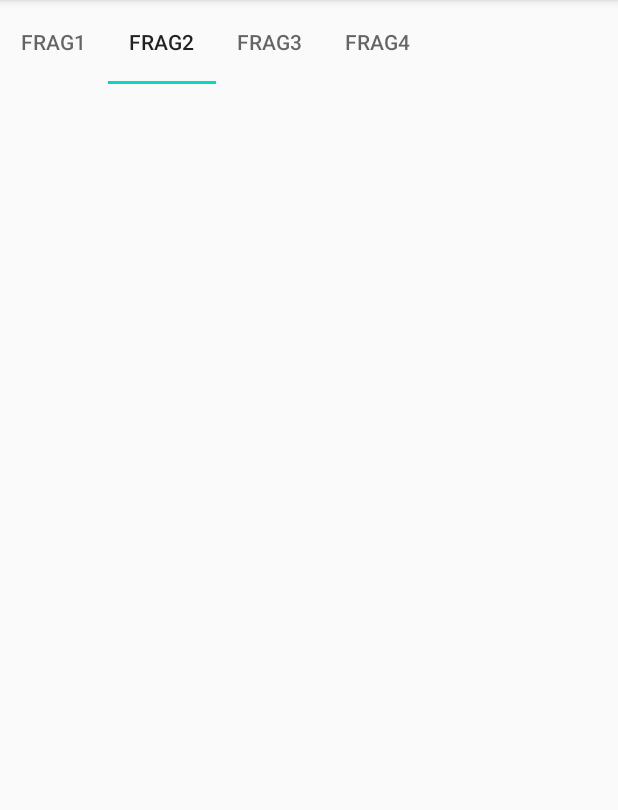
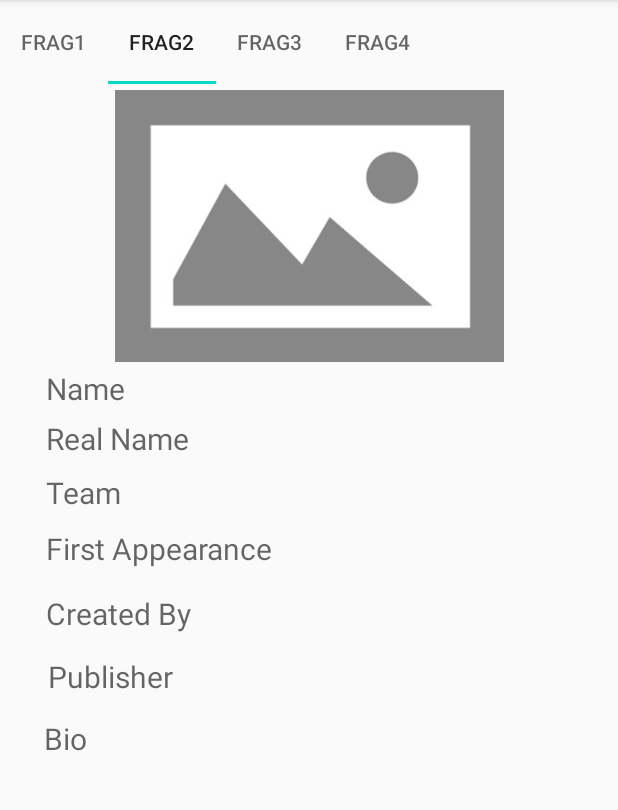
Before and after one commit to ut-usmantahir/FragmentsViewPager, an Android app: the screen it shows after launch (MainActivity), tab 2 chosen, on a phone screen of 412 x 824 dp, the part 84-894 px from its top. Run offline under Robolectric (Android 15) with nearby library versions, the phone set to English and light mode, and no system bars; our stand-ins replace data binding; network calls fail; pictures from the network do not load; 1 statement that could not run was skipped.

Commit message:
setValues to other fragment via interfaces

```diff
--- a/app/src/main/java/com/example/fragmentsviewpager/MainActivity.kt
+++ b/app/src/main/java/com/example/fragmentsviewpager/MainActivity.kt
@@ -1,7 +1,10 @@
 package com.example.fragmentsviewpager
 
+import android.annotation.SuppressLint
 import androidx.appcompat.app.AppCompatActivity
 import android.os.Bundle
+import android.util.Log
+import android.widget.Toast
 import androidx.fragment.app.Fragment
 import androidx.fragment.app.FragmentManager
 import androidx.fragment.app.FragmentPagerAdapter
@@ -9,18 +12,24 @@ import com.example.fragmentsviewpager.fragment.FragmentFour
 import com.example.fragmentsviewpager.fragment.FragmentOne
 import com.example.fragmentsviewpager.fragment.FragmentThree
 import com.example.fragmentsviewpager.fragment.FragmentTwo
+import com.example.fragmentsviewpager.listener.MovieFragmentOneHandler
+import com.example.fragmentsviewpager.model.Movie
 //import com.example.fragmentsviewpager.databinding.ActivityMainBinding
 import kotlinx.android.synthetic.main.activity_main.*
 import java.util.ArrayList
 
-class MainActivity : AppCompatActivity() {
+class MainActivity : AppCompatActivity(), MovieFragmentOneHandler{
+
+    lateinit var fragmentTwo: FragmentTwo
+
     override fun onCreate(savedInstanceState: Bundle?) {
         super.onCreate(savedInstanceState)
         setContentView(R.layout.activity_main)
 
         val viewPagerAdapter = MyViewPagerAdapter(supportFragmentManager)
-        viewPagerAdapter.addFragment(FragmentOne(),"Frag1")
-        viewPagerAdapter.addFragment(FragmentTwo(),"Frag2")
+        viewPagerAdapter.addFragment(FragmentOne(this),"Frag1")
+        fragmentTwo = FragmentTwo()
+        viewPagerAdapter.addFragment(fragmentTwo,"Frag2")
         viewPagerAdapter.addFragment(FragmentThree(),"Frag3")
         viewPagerAdapter.addFragment(FragmentFour(),"Frag4")
 
@@ -50,5 +59,21 @@ class MainActivity : AppCompatActivity() {
             return titleList[position]
         }
 
+
     }
+
+
+    override fun onMovieAdapter(position: Int, movie: Movie) {
+        Toast.makeText(this, "moviefragment $position" + movie.toString(), Toast.LENGTH_SHORT).show()
+        Log.d("MovieFragment", movie.toString())
+
+        tabs.getTabAt(1)?.select()
+            fragmentTwo.setValues(movie)
+
+
+    }
+
+
+
+
 }
--- a/app/src/main/java/com/example/fragmentsviewpager/Test.kt
+++ b/app/src/main/java/com/example/fragmentsviewpager/Test.kt
@@ -3,13 +3,13 @@ package com.example.fragmentsviewpager
 import androidx.appcompat.app.AppCompatActivity
 import android.os.Bundle
 import com.bumptech.glide.Glide
-import kotlinx.android.synthetic.main.fragment_one_preview.*
+import kotlinx.android.synthetic.main.fragment_two.*
 
 class Test : AppCompatActivity() {
 
     override fun onCreate(savedInstanceState: Bundle?) {
         super.onCreate(savedInstanceState)
-        setContentView(R.layout.fragment_one_preview)
+        setContentView(R.layout.fragment_two)
 
         var intent = intent.extras
 
--- a/app/src/main/java/com/example/fragmentsviewpager/adapter/MyMovieAdapter.kt
+++ b/app/src/main/java/com/example/fragmentsviewpager/adapter/MyMovieAdapter.kt
@@ -56,7 +56,7 @@ class MyMovieAdapter(private val context: Context, private val movieList: Mutabl
 
 //            Toast.makeText(context, "clicked", Toast.LENGTH_SHORT).show()
 
-            listener?.onMovieClicked(position)
+            listener?.onMovieClicked(position,movieList[position])
 
 /*
            val intent = Intent(this.context, FragmentMovie::class.java)
--- a/app/src/main/java/com/example/fragmentsviewpager/fragment/FragmentMovie.kt
+++ b/app/src/main/java/com/example/fragmentsviewpager/fragment/FragmentMovie.kt
@@ -5,10 +5,7 @@ import android.view.LayoutInflater
 import android.view.View
 import android.view.ViewGroup
 import androidx.fragment.app.Fragment
-import com.bumptech.glide.Glide
 import com.example.fragmentsviewpager.R
-import com.example.fragmentsviewpager.listener.MovieRecyclerClickListener
-import kotlinx.android.synthetic.main.fragment_one_preview.*
 
 class FragmentMovie : Fragment() {
 
@@ -19,7 +16,7 @@ class FragmentMovie : Fragment() {
         savedInstanceState: Bundle?
     ): View? {
 
-        val view = inflater.inflate(R.layout.fragment_one_preview, container, false)
+        val view = inflater.inflate(R.layout.fragment_two, container, false)
 
         /*var bundle = Bundle()
 
--- a/app/src/main/java/com/example/fragmentsviewpager/fragment/FragmentOne.kt
+++ b/app/src/main/java/com/example/fragmentsviewpager/fragment/FragmentOne.kt
@@ -8,10 +8,13 @@ import android.view.View
 import android.view.ViewGroup
 import android.widget.Toast
 import androidx.databinding.DataBindingUtil
+import androidx.fragment.app.FragmentTransaction
 import androidx.recyclerview.widget.LinearLayoutManager
+import com.example.fragmentsviewpager.MainActivity
 import com.example.fragmentsviewpager.adapter.MyMovieAdapter
 import com.example.fragmentsviewpager.databinding.FragmentOneBinding
 import com.example.fragmentsviewpager.R
+import com.example.fragmentsviewpager.listener.MovieFragmentOneHandler
 import com.example.fragmentsviewpager.listener.MovieRecyclerClickListener
 import com.example.fragmentsviewpager.model.Movie
 import com.example.fragmentsviewpager.network.MoviesApi
@@ -23,7 +26,7 @@ import kotlinx.coroutines.launch
 /**
  * A simple [Fragment] subclass.
  */
-class FragmentOne : Fragment(),  MovieRecyclerClickListener{
+class FragmentOne(val ilistener: MovieFragmentOneHandler) : Fragment(),  MovieRecyclerClickListener{
 
     private lateinit var fragBinding: FragmentOneBinding
 
@@ -56,6 +59,7 @@ class FragmentOne : Fragment(),  MovieRecyclerClickListener{
 
                 adapterMyMovie.listener = this@FragmentOne
 
+
                 fragBinding.recyclerMovieList.adapter = adapterMyMovie
             }
 
@@ -66,7 +70,11 @@ class FragmentOne : Fragment(),  MovieRecyclerClickListener{
         //binding.cameraPreview
     }
 
-    override fun onMovieClicked(position: Int) {
-        Toast.makeText(context, "movie clicked $position", Toast.LENGTH_SHORT).show()
+    override fun onMovieClicked(position: Int, movie: Movie) {
+        Toast.makeText(context, "movie clicked $position $movie", Toast.LENGTH_SHORT).show()
+
+
+        ilistener.onMovieAdapter(1, movie)
+
     }
 }
--- a/app/src/main/java/com/example/fragmentsviewpager/fragment/FragmentTwo.kt
+++ b/app/src/main/java/com/example/fragmentsviewpager/fragment/FragmentTwo.kt
@@ -5,24 +5,79 @@ import androidx.fragment.app.Fragment
 import android.view.LayoutInflater
 import android.view.View
 import android.view.ViewGroup
+import android.widget.Toast
+import androidx.databinding.DataBindingUtil
+import com.bumptech.glide.Glide
 import com.example.fragmentsviewpager.R
+import com.example.fragmentsviewpager.listener.MovieFragmentOneHandler
+import com.example.fragmentsviewpager.model.Movie
+import kotlinx.android.synthetic.main.fragment_two.*
+import kotlinx.android.synthetic.main.fragment_two.image_movie
+import kotlinx.android.synthetic.main.fragment_two.txt_createdby
+import kotlinx.android.synthetic.main.fragment_two.txt_name
+import kotlinx.android.synthetic.main.fragment_two.txt_team
+import kotlinx.android.synthetic.main.layout_movie_item.*
+import com.example.fragmentsviewpager.databinding.FragmentTwoBinding
 
 /**
  * A simple [Fragment] subclass.
  */
 class FragmentTwo : Fragment() {
 
+    private lateinit var fragTwoBinding: FragmentTwoBinding
+
+ /*   lateinit var name:String
+    lateinit var realname:String
+    lateinit var firstappearance:String
+    lateinit var createdby:String
+    lateinit var publisher:String
+    lateinit var imageurl:String
+    lateinit var bio:String
+*/
+
     override fun onCreateView(
         inflater: LayoutInflater, container: ViewGroup?,
         savedInstanceState: Bundle?
     ): View? {
         // Inflate the layout for this fragment
-        return inflater.inflate(R.layout.fragment_one, container, false)
+       // val view  = inflater.inflate(R.layout.fragment_two, container, false)
+
+        fragTwoBinding = DataBindingUtil.inflate(inflater,
+            R.layout.fragment_two, container, false)
+
+        val view = fragTwoBinding.root
+
+        return view
     }
 
 
     override fun onViewCreated(view: View, savedInstanceState: Bundle?) {
      // tv_fragment_name.text = "Fragment Two"
     }
+   fun setValues(movie: Movie){
+ /*       Glide.with(this)
+            .load(movie.imageurl)
+            .into(fragTwoBinding.image_movie.imageurl)
+       fragTwoBinding.txtName.text = movie.name
+       fragTwoBinding.txtRealname.text = movie.realname
+       fragTwoBinding.txtTeam.text = movie.team
+       fragTwoBinding.txtFirstappearance.text = movie.firstappearance
+       fragTwoBinding.txtCreatedby.text = movie.createdby
+       fragTwoBinding.txtPublisher.text = movie.publisher
+       fragTwoBinding.txtBio.text = movie.bio
+*/
+
+       Glide.with(this)
+           .load(movie.imageurl)
+           .into(fragTwoBinding.imageMovie)
+
+       fragTwoBinding.premovie = movie
+
+
+       Toast.makeText(context, "setValues: MovieName= ${movie.name}", Toast.LENGTH_SHORT).show()
+
+    }
+
+
 
 }
--- /dev/null
+++ b/app/src/main/java/com/example/fragmentsviewpager/listener/MovieFragmentOneHandler.kt
@@ -0,0 +1,9 @@
+package com.example.fragmentsviewpager.listener
+
+import com.example.fragmentsviewpager.fragment.FragmentTwo
+import com.example.fragmentsviewpager.model.Movie
+
+interface MovieFragmentOneHandler {
+
+    fun onMovieAdapter(position: Int, string: Movie)
+}
--- a/app/src/main/java/com/example/fragmentsviewpager/listener/MovieRecyclerClickListener.kt
+++ b/app/src/main/java/com/example/fragmentsviewpager/listener/MovieRecyclerClickListener.kt
@@ -1,5 +1,7 @@
 package com.example.fragmentsviewpager.listener
 
+import com.example.fragmentsviewpager.model.Movie
+
 interface MovieRecyclerClickListener {
-    fun onMovieClicked(position: Int)
+    fun onMovieClicked(position: Int, movie: Movie)
 }
--- a/app/src/main/res/layout/fragment_one.xml
+++ b/app/src/main/res/layout/fragment_one.xml
@@ -3,11 +3,6 @@
 <layout
     xmlns:android="http://schemas.android.com/apk/res/android"
     xmlns:tools="http://schemas.android.com/tools">
-
-    <data>
-
-
-    </data>
 
     <LinearLayout
 
--- a/app/src/main/res/layout/fragment_one_preview.xml
+++ b/app/src/main/res/layout/fragment_two.xml
@@ -1,9 +1,14 @@
 <?xml version="1.0" encoding="utf-8"?>
-<ScrollView
-    xmlns:app="http://schemas.android.com/apk/res-auto"
-    xmlns:android="http://schemas.android.com/apk/res/android"
-    android:layout_width="match_parent"
-    android:layout_height="match_parent">
+<layout  xmlns:app="http://schemas.android.com/apk/res-auto"
+    xmlns:android="http://schemas.android.com/apk/res/android">
+<data>
+    <variable
+        name="premovie"
+        type="com.example.fragmentsviewpager.model.Movie" />
+</data>
+    <ScrollView
+        android:layout_width="match_parent"
+        android:layout_height="match_parent">
 
         <androidx.constraintlayout.widget.ConstraintLayout
             android:layout_width="match_parent"
@@ -27,7 +32,7 @@
 
             <TextView
                 android:id="@+id/txt_name"
-
+                android:text="@={premovie.name, default=`Usman Tahr`}"
                 android:layout_width="366dp"
                 android:layout_height="29dp"
                 android:layout_marginStart="1dp"
@@ -43,7 +48,7 @@
 
             <TextView
                 android:id="@+id/txt_realname"
-
+                android:text="@={premovie.realname, default=`Predestination`}"
                 android:layout_width="361dp"
                 android:layout_height="32dp"
                 android:layout_marginStart="1dp"
@@ -59,7 +64,7 @@
 
             <TextView
                 android:id="@+id/txt_team"
-
+                android:text="@={premovie.team, default=`Predestination`}"
                 android:layout_width="361dp"
                 android:layout_height="33dp"
                 android:layout_marginStart="1dp"
@@ -75,7 +80,7 @@
 
             <TextView
                 android:id="@+id/txt_firstappearance"
-
+                android:text="@={premovie.firstappearance, default=`Avengers`}"
                 android:layout_width="365dp"
                 android:layout_height="39dp"
                 android:layout_marginStart="1dp"
@@ -91,7 +96,7 @@
 
             <TextView
                 android:id="@+id/txt_createdby"
-
+                android:text="@={premovie.createdby, default=`Avengers`}"
                 android:layout_width="364dp"
                 android:layout_height="38dp"
                 android:layout_marginStart="1dp"
@@ -107,7 +112,7 @@
 
             <TextView
                 android:id="@+id/txt_publisher"
-
+                android:text="@={premovie.publisher, default=`Publisherr`}"
                 android:layout_width="364dp"
                 android:layout_height="37dp"
                 android:layout_marginStart="1dp"
@@ -122,7 +127,7 @@
                 app:layout_constraintTop_toBottomOf="@+id/txt_createdby" />
             <TextView
                 android:id="@+id/txt_bio"
-
+                android:text="@={premovie.bio, default=`This is bio`}"
                 android:layout_width="372dp"
                 android:layout_height="wrap_content"
                 android:layout_marginStart="4dp"
@@ -140,3 +145,5 @@
 
         </androidx.constraintlayout.widget.ConstraintLayout>
     </ScrollView>
+
+</layout>
```
